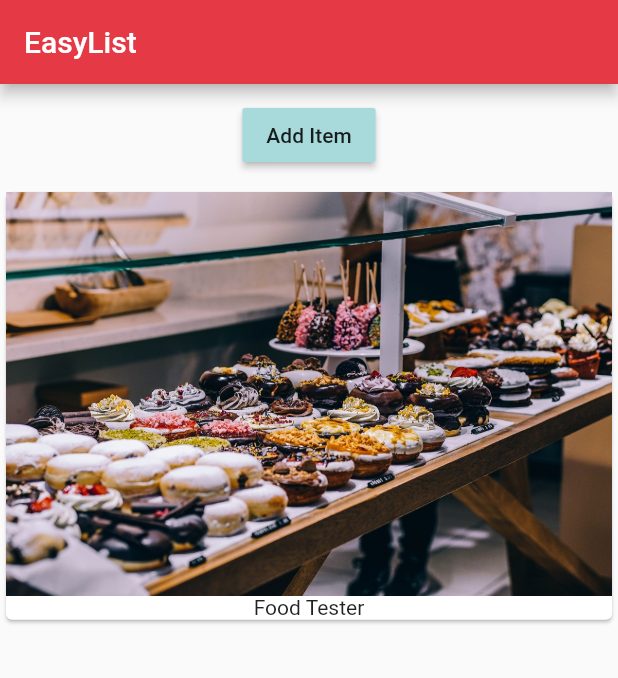
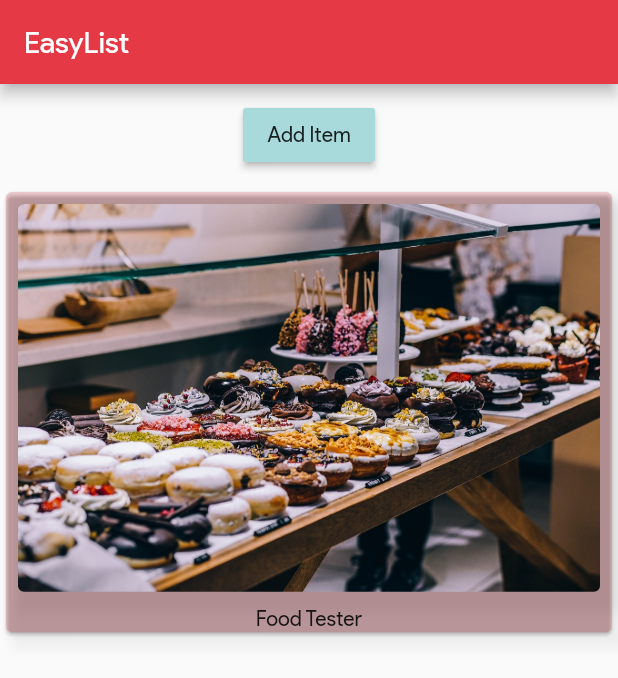
Before and after one commit to eliavco/EasyList, a Flutter app: the screen it shows after launch, on a phone screen of 412 x 824 dp. Shown: the top 678 px of the screen. Run offline on Flutter 3.47's test engine with Material 2 defaults, Android fonts, the phone set to English and light mode, and no system bars.

Commit message:
17.6.2019 8:41 Section 5 start

```diff
--- a/first_app/lib/main.dart
+++ b/first_app/lib/main.dart
@@ -42,7 +42,7 @@ class MyApp extends StatelessWidget {
         accentColor: blueColorCustom,
 
         // Fonts
-
+        fontFamily: 'Google'
 
       ),
 
--- a/first_app/lib/products.dart
+++ b/first_app/lib/products.dart
@@ -1,5 +1,15 @@
 // Basic Material App Package
 import 'package:flutter/material.dart';
+
+// Leading Image
+Widget leadingImage(imgUrl){
+  return Container(
+    child: ClipRRect(child: Image.asset(imgUrl),borderRadius: BorderRadius.circular(4.0),),
+    padding: EdgeInsets.all(8.0),
+    margin: EdgeInsets.only(bottom: 2.0),
+    decoration: BoxDecoration(boxShadow: [BoxShadow(color: Colors.black.withOpacity(.05),offset: Offset(7.0, 7.0),blurRadius: 5.0)]),
+  );
+}
 
 // List Genrator
 class Products extends StatelessWidget {
@@ -12,17 +22,27 @@ class Products extends StatelessWidget {
   @override
   Widget build(BuildContext context){
 
+
+    // Colors Helper
+    List colorsList = [
+      Theme.of(context).primaryColor.withOpacity(.2),
+      Theme.of(context).accentColor.withOpacity(.2),
+    ];
+
     // Main List for every product
     return Column(children: products.map((el) =>
 
       // Indiviual Item
-      Card(
+      Container(child: Card(
+
+        // Backgrond Color
+        color: colorsList[products.indexOf(el)%2],
 
         // Column of Parts of the item
         child: Column(children: <Widget>[
 
           // Leading Image
-          Image.asset('assets/food.jpg'),
+          leadingImage('assets/food.jpg'),
 
           // Text Description
           Text(el),
@@ -30,8 +50,10 @@ class Products extends StatelessWidget {
         ],),
       ),
 
+      decoration: BoxDecoration(boxShadow: [BoxShadow(color: Colors.black.withOpacity(.05),offset: Offset(7.0, 7.0),blurRadius: 5.0)]),
+
     // Duplicating the cards for every product
-    ).toList()
+    )).toList()
 
     ,);
   }
```
Also changed, not shown: first_app/pubspec.yaml (+12 -6 lines), first_app/assets/product-sans-font/ProductSansBold.ttf (added), first_app/assets/product-sans-font/ProductSansBoldItalic.ttf (added), first_app/assets/product-sans-font/ProductSansItalic.ttf (added), first_app/assets/product-sans-font/ProductSansRegular.ttf (added), first_app/assets/product-sans-font/google-product-sans.jpg (added), first_app/assets/product-sans-font/opengraph_color_1200dp.png (added), first_app/assets/product-sans-font/photo.jpg (added).
